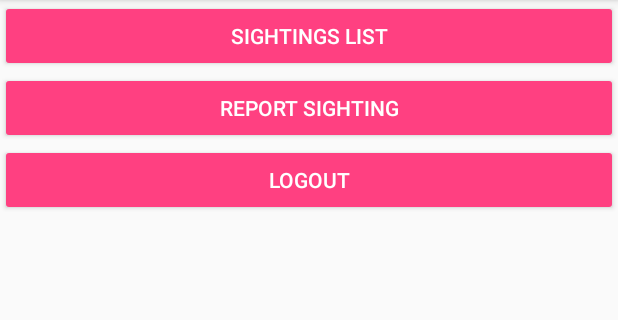
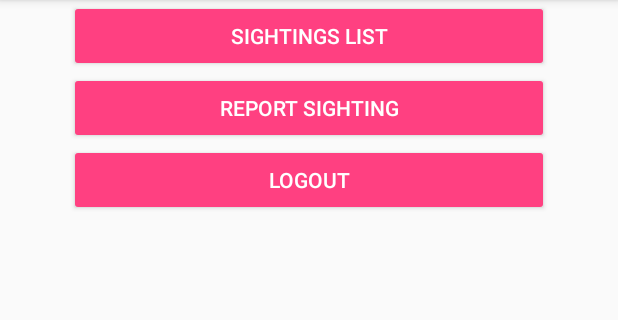
Before and after one commit to tgieseking/RATLAB, an Android app: the MainActivity screen opened directly, with no data from a screen before it, on a phone screen of 412 x 824 dp, the part 84-404 px from its top. Run offline under Robolectric (Android 15) with nearby library versions, the phone set to English and light mode, and no system bars; our stand-ins replace Firebase (no records; nobody signed in at launch, a user with empty details on screens opened directly).

Commit message:
button width in main activity matches registration

```diff
--- a/app/src/main/res/layout/activity_main.xml
+++ b/app/src/main/res/layout/activity_main.xml
@@ -10,12 +10,13 @@
     <LinearLayout
         android:layout_width="match_parent"
         android:layout_height="match_parent"
-        android:orientation="vertical">
+        android:orientation="vertical"
+        android:gravity="center_horizontal">
 
         <Button
             android:id="@+id/sightingsButton"
             style="@style/Widget.AppCompat.Button.Colored"
-            android:layout_width="match_parent"
+            android:layout_width="320dp"
             android:layout_height="wrap_content"
             android:onClick="onClickSightings"
             android:text="@string/rat_sightings" />
@@ -23,7 +24,7 @@
         <Button
             android:id="@+id/reportButton"
             style="@style/Widget.AppCompat.Button.Colored"
-            android:layout_width="match_parent"
+            android:layout_width="320dp"
             android:layout_height="wrap_content"
             android:onClick="pushSightingTest"
             android:text="@string/report" />
@@ -31,7 +32,7 @@
         <Button
             android:id="@+id/logoutButton"
             style="@style/Widget.AppCompat.Button.Colored"
-            android:layout_width="match_parent"
+            android:layout_width="320dp"
             android:layout_height="wrap_content"
             android:onClick="logout"
             android:text="@string/logout" />
```
